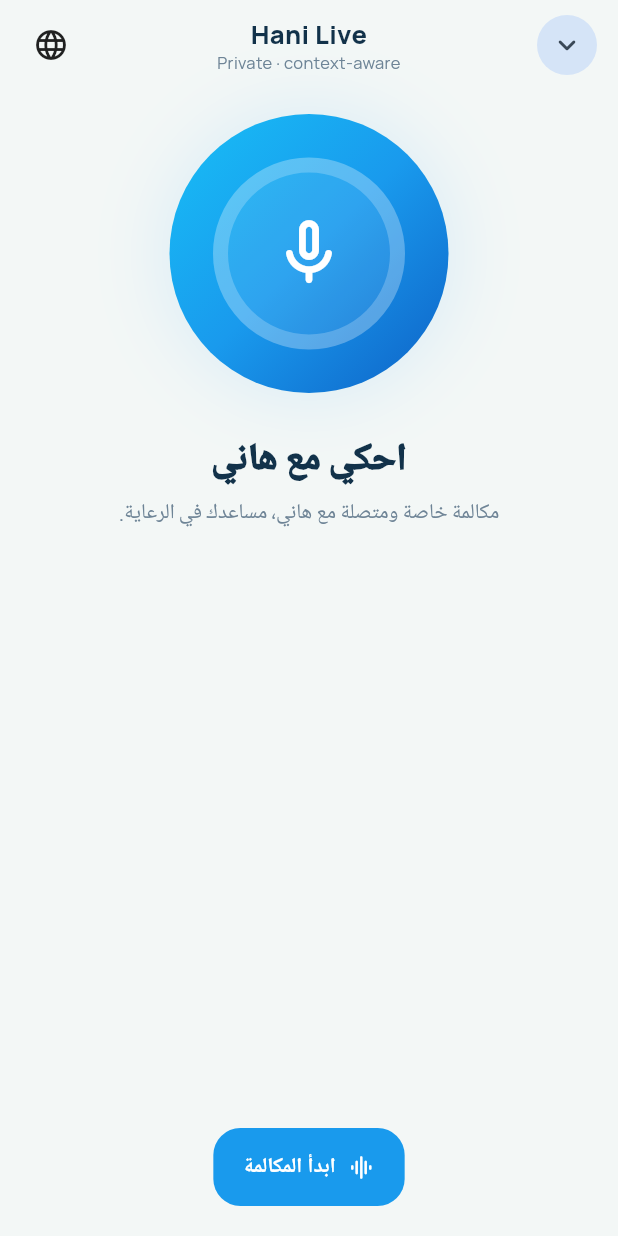
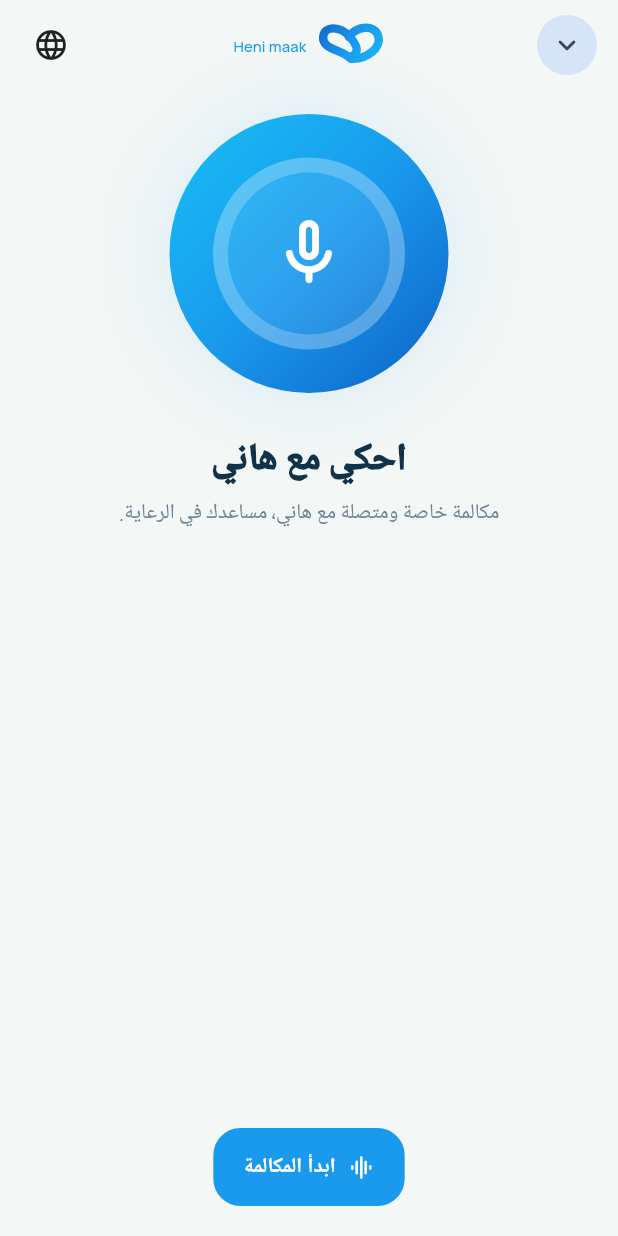
Before and after one commit to Ahmed-Braiek/hani-maak, a Flutter app: the HaniVoiceScreen screen opened by its route, on a phone screen of 412 x 824 dp. Run offline on Flutter 3.47's test engine with Material 3 defaults, Android fonts, the phone set to English and light mode, and no system bars; our stand-ins replace flutter_riverpod, go_router, google_fonts, supabase_flutter, web; missing offline and left inert: dart:js_interop, record; accounts and stored records are empty.

Commit message:
Integrate official Hani Maak branding in hani_voice_screen.dart

```diff
--- a/apps/mobile/lib/features/hani/hani_voice_screen.dart
+++ b/apps/mobile/lib/features/hani/hani_voice_screen.dart
@@ -4,6 +4,7 @@ import 'package:flutter_riverpod/flutter_riverpod.dart';
 import '../../core/settings/app_settings.dart';
 import '../../core/theme/app_theme.dart';
 import '../../core/widgets/hani_ui.dart';
+import '../../core/widgets/hani_brand_logo.dart';
 import 'hani_voice_controller.dart';
 
 class HaniVoiceScreen extends ConsumerWidget {
@@ -44,23 +45,11 @@ class HaniVoiceScreen extends ConsumerWidget {
                     icon: const Icon(Icons.keyboard_arrow_down_rounded),
                   ),
                   const Expanded(
-                    child: Column(
-                      children: [
-                        Text(
-                          'Hani Live',
-                          style: TextStyle(
-                            fontSize: 17,
-                            fontWeight: FontWeight.w900,
-                          ),
-                        ),
-                        Text(
-                          'Private · context-aware',
-                          style: TextStyle(
-                            fontSize: 11,
-                            color: HaniColors.muted,
-                          ),
-                        ),
-                      ],
+                    child: Center(
+                      child: HaniBrandLogo(
+                        height: 45,
+                        showArabic: false,
+                      ),
                     ),
                   ),
                   if (!active)
```
